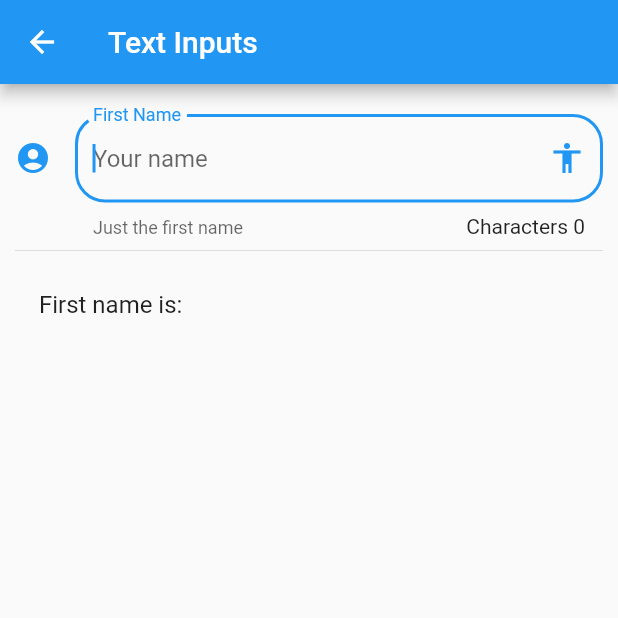
After one commit to ascstb/FlutterCourse, a Flutter app: the InputPage screen opened by its route, on a phone screen of 412 x 824 dp, the top half of it. The commit adds this screen. Run offline on Flutter 3.47's test engine with Material 2 defaults, Android fonts, the phone set to English and light mode, and no system bars.

Commit message:
Section 6 - Lesson 79: Input Fields

```diff
--- a/components_app/data/menu_opts.json
+++ b/components_app/data/menu_opts.json
@@ -20,6 +20,11 @@
       "route": "animatedContainer",
       "icon": "donut_large",
       "name": "Animated Container"
+    },
+    {
+      "route": "inputs",
+      "icon": "input",
+      "name": "Inputs"
     }
   ]
 }
--- /dev/null
+++ b/components_app/lib/src/pages/input_page.dart
@@ -0,0 +1,56 @@
+import 'package:flutter/material.dart';
+
+class InputPage extends StatefulWidget {
+  @override
+  _InputPageState createState() => _InputPageState();
+}
+
+class _InputPageState extends State<InputPage> {
+  String _name = "";
+
+  @override
+  Widget build(BuildContext context) {
+    return Scaffold(
+      appBar: AppBar(
+        title: Text("Text Inputs"),
+      ),
+      body: ListView(
+        children: [
+          _createInputs(),
+          Divider(),
+          _createPerson(),
+        ],
+        padding: EdgeInsets.symmetric(horizontal: 10.0, vertical: 20.0),
+      ),
+    );
+  }
+
+  Widget _createInputs() {
+    print("_InputPageState_TAG: _createInputs: ");
+    return TextField(
+      autofocus: true,
+      textCapitalization: TextCapitalization.sentences,
+      decoration: InputDecoration(
+          border: OutlineInputBorder(borderRadius: BorderRadius.circular(20.0)),
+          counter: Text("Characters ${_name.length}"),
+          hintText: "Your name",
+          labelText: "First Name",
+          helperText: "Just the first name",
+          suffixIcon: Icon(Icons.accessibility),
+          icon: Icon(Icons.account_circle)),
+      onChanged: (value) {
+        print("_InputPageState_TAG: _createInputs: onChange: $value");
+        setState(() {
+          _name = value;
+        });
+      },
+    );
+  }
+
+  Widget _createPerson() {
+    print("_InputPageState_TAG: _createPerson: ");
+    return ListTile(
+      title: Text("First name is: $_name"),
+    );
+  }
+}
--- a/components_app/lib/src/routes/routes.dart
+++ b/components_app/lib/src/routes/routes.dart
@@ -3,6 +3,7 @@ import 'package:components_app/src/pages/animated_container.dart';
 import 'package:components_app/src/pages/avatar_page.dart';
 import 'package:components_app/src/pages/card_page.dart';
 import 'package:components_app/src/pages/home_page.dart';
+import 'package:components_app/src/pages/input_page.dart';
 import 'package:flutter/material.dart';
 
 Map<String, WidgetBuilder> getAppRoutes() => <String, WidgetBuilder>{
@@ -11,4 +12,5 @@ Map<String, WidgetBuilder> getAppRoutes() => <String, WidgetBuilder>{
       "avatar": (BuildContext context) => AvatarPage(),
       "card": (BuildContext context) => CardPage(),
       "animatedContainer": (BuildContext context) => AnimatedContainerPage(),
+      "inputs": (BuildContext context) => InputPage(),
     };
--- a/components_app/lib/src/utils/icon_string_util.dart
+++ b/components_app/lib/src/utils/icon_string_util.dart
@@ -5,8 +5,13 @@ final _icons = <String, IconData>{
   "accessibility": Icons.accessibility,
   "folder_open": Icons.folder_open,
   "keyboard-arrow-right": Icons.keyboard_arrow_right,
+  "donut_large": Icons.donut_large,
+  "input": Icons.input,
 };
 
 Icon getIcon(String iconName) {
-  return Icon(_icons[iconName], color: Colors.blue,);
+  return Icon(
+    _icons[iconName],
+    color: Colors.blue,
+  );
 }
```
